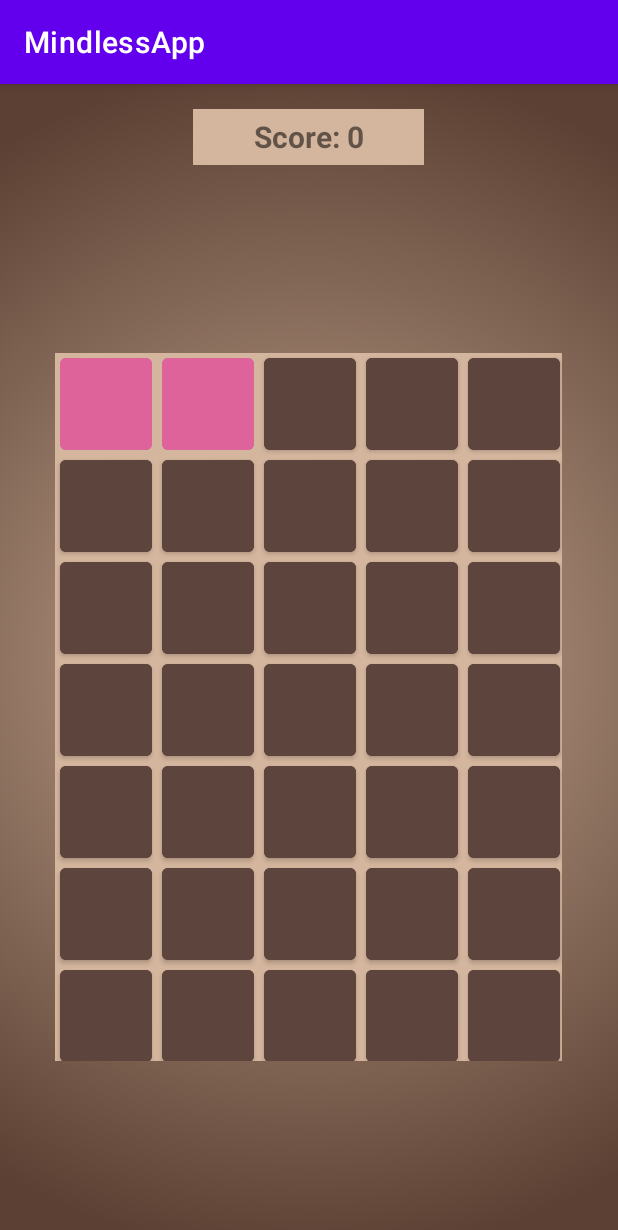
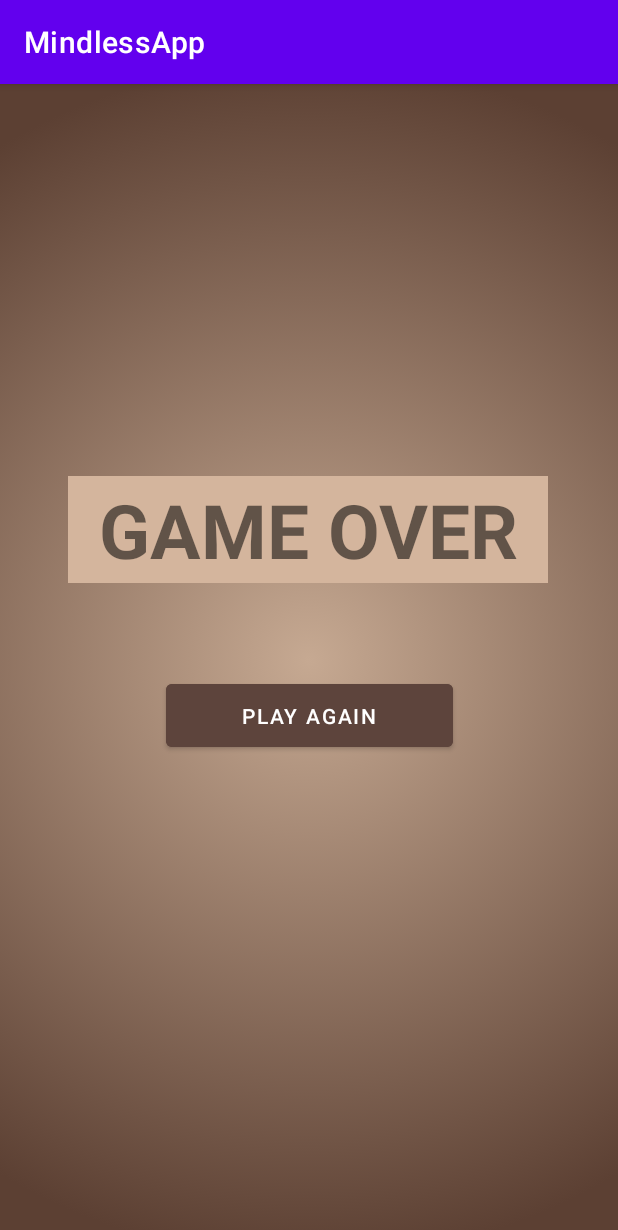
Before and after one commit to siyasiyasiya/MindlessApp, an Android app: the screen it shows after launch (MainActivity before the commit, GameOverActivity after it), after a tap on an icon or button, on a phone screen of 412 x 824 dp. Shown: the top 1230 px of the screen. Run offline under Robolectric (Android 15) with nearby library versions, the light colour scheme and no system bars; 1 other tap on this screen came first.

Commit message:
game over activity was added and both activities were connected to each other.

```diff
--- a/app/src/main/AndroidManifest.xml
+++ b/app/src/main/AndroidManifest.xml
@@ -14,6 +14,9 @@
         android:theme="@style/Theme.MindlessApp"
         tools:targetApi="31">
         <activity
+            android:name=".GameOverActivity"
+            android:exported="false" />
+        <activity
             android:name=".MainActivity"
             android:exported="true">
             <intent-filter>
--- /dev/null
+++ b/app/src/main/java/com/example/mindlessapp/GameOverActivity.java
@@ -0,0 +1,25 @@
+package com.example.mindlessapp;
+
+import androidx.appcompat.app.AppCompatActivity;
+
+import android.content.Intent;
+import android.os.Bundle;
+import android.view.View;
+import android.widget.Button;
+
+public class GameOverActivity extends AppCompatActivity {
+    Button backButton;
+
+    @Override
+    protected void onCreate(Bundle savedInstanceState) {
+        super.onCreate(savedInstanceState);
+        setContentView(R.layout.activity_game_over);
+
+        backButton = findViewById(R.id.button);
+        backButton.setOnClickListener(view -> {
+            Intent switchActivityIntent = new Intent(GameOverActivity.this, MainActivity.class);
+            startActivity(switchActivityIntent);
+            finish();
+        });
+    }
+}
--- a/app/src/main/java/com/example/mindlessapp/MainActivity.java
+++ b/app/src/main/java/com/example/mindlessapp/MainActivity.java
@@ -2,12 +2,15 @@ package com.example.mindlessapp;
 
 import androidx.appcompat.app.AppCompatActivity;
 
+import android.annotation.SuppressLint;
 import android.content.DialogInterface;
+import android.content.Intent;
 import android.media.MediaPlayer;
 import android.os.Bundle;
 import android.os.Handler;
 import android.view.View;
 import android.widget.Button;
+import android.widget.TextView;
 
 import java.util.ArrayList;
 import java.util.List;
@@ -18,6 +21,7 @@ public class MainActivity extends AppCompatActivity {
     private int level = 1;
     private int spots;
     private int gameTime = 4000;
+    private int score = 0;
 
     private static final int[] BUTTON_IDS = {
             R.id.button1, R.id.button2, R.id.button3, R.id.button4, R.id.button5,
@@ -65,7 +69,7 @@ public class MainActivity extends AppCompatActivity {
         //depending on the level the harder the game will be
         if(level < 15){
             spots = level+6;
-            gameTime += 100;
+            gameTime += 25;
         } else {
             spots = randomNumber(18, 20);
             //once gametime is lower than a certain point no more decreasing.
@@ -107,11 +111,12 @@ public class MainActivity extends AppCompatActivity {
         }
     }
 
+    @SuppressLint("SetTextI18n")
     public void checkClick(int place){
         final MediaPlayer correct = MediaPlayer.create(this, R.raw.right_choice);
         final MediaPlayer wrong = MediaPlayer.create(this, R.raw.wrong_choice);
         final MediaPlayer complete = MediaPlayer.create(this, R.raw.completion);
-
+        TextView tv1 = findViewById(R.id.textView1);
         int r = place/5;
         int c = place - r*5;
 
@@ -122,14 +127,25 @@ public class MainActivity extends AppCompatActivity {
             if(spots == 0){
                 complete.start();
                 level++;
+                score += level*100;
+                tv1.setText("Score: " + score);
                 new Handler().postDelayed(this::generateGrid, 2000);
             } else {
                 correct.start();
+                score += 10 * level;
+                tv1.setText("Score: " + score);
             }
             //if the button clicked is wrong
         } else {
             wrong.start();
+            new Handler().postDelayed(this::switchActivities, 2000);
         }
+    }
+
+    private void switchActivities() {
+        Intent switchActivityIntent = new Intent(this, GameOverActivity.class);
+        startActivity(switchActivityIntent);
+        finish();
     }
 
     public int randomNumber(int a, int b) {
--- /dev/null
+++ b/app/src/main/res/layout/activity_game_over.xml
@@ -0,0 +1,39 @@
+<?xml version="1.0" encoding="utf-8"?>
+<androidx.constraintlayout.widget.ConstraintLayout xmlns:android="http://schemas.android.com/apk/res/android"
+    xmlns:app="http://schemas.android.com/apk/res-auto"
+    xmlns:tools="http://schemas.android.com/tools"
+    android:layout_width="match_parent"
+    android:layout_height="match_parent"
+    android:background="@drawable/gradient_background"
+    tools:context=".GameOverActivity">
+
+    <TextView
+        android:id="@+id/textView"
+        android:layout_width="320dp"
+        android:layout_height="71dp"
+        android:background="#D4B59D"
+        android:gravity="center"
+        android:text="@string/gameOver"
+        android:textSize="50sp"
+        android:textStyle="bold"
+        app:layout_constraintBottom_toBottomOf="parent"
+        app:layout_constraintEnd_toEndOf="parent"
+        app:layout_constraintHorizontal_bias="0.494"
+        app:layout_constraintStart_toStartOf="parent"
+        app:layout_constraintTop_toTopOf="parent"
+        app:layout_constraintVertical_bias="0.375" />
+
+    <Button
+        android:id="@+id/button"
+        android:layout_width="191dp"
+        android:layout_height="54dp"
+        android:backgroundTint="@color/button_background_color"
+        android:text="@string/button"
+
+        app:layout_constraintBottom_toBottomOf="parent"
+        app:layout_constraintEnd_toEndOf="parent"
+        app:layout_constraintStart_toStartOf="parent"
+        app:layout_constraintTop_toTopOf="parent"
+        app:layout_constraintVertical_bias="0.552" />
+
+</androidx.constraintlayout.widget.ConstraintLayout>
--- a/app/src/main/res/layout/activity_main.xml
+++ b/app/src/main/res/layout/activity_main.xml
@@ -10,7 +10,7 @@
 
 
     <TextView
-        android:id="@+id/textView2"
+        android:id="@+id/textView1"
         android:layout_width="154dp"
         android:layout_height="37dp"
         android:background="#D4B59D"
--- a/app/src/main/res/values/strings.xml
+++ b/app/src/main/res/values/strings.xml
@@ -1,4 +1,6 @@
 <resources>
     <string name="app_name">MindlessApp</string>
     <string name="score_lbl">Score: 0</string>
+    <string name="gameOver">GAME OVER</string>
+    <string name="button">Play Again</string>
 </resources>
```
